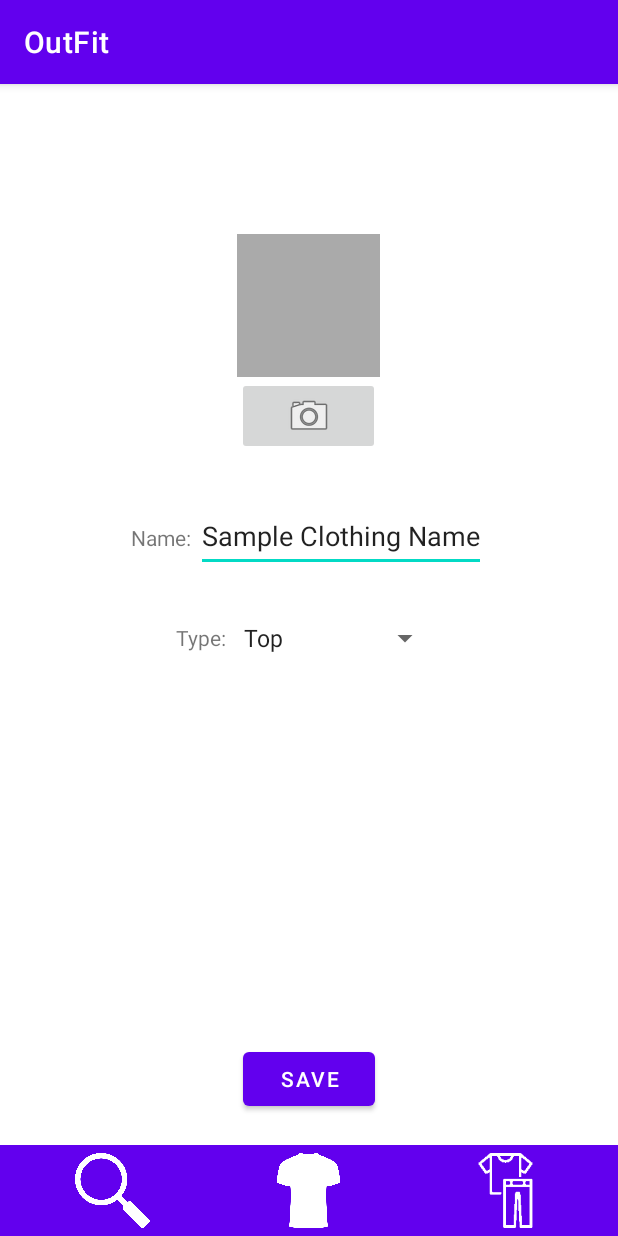
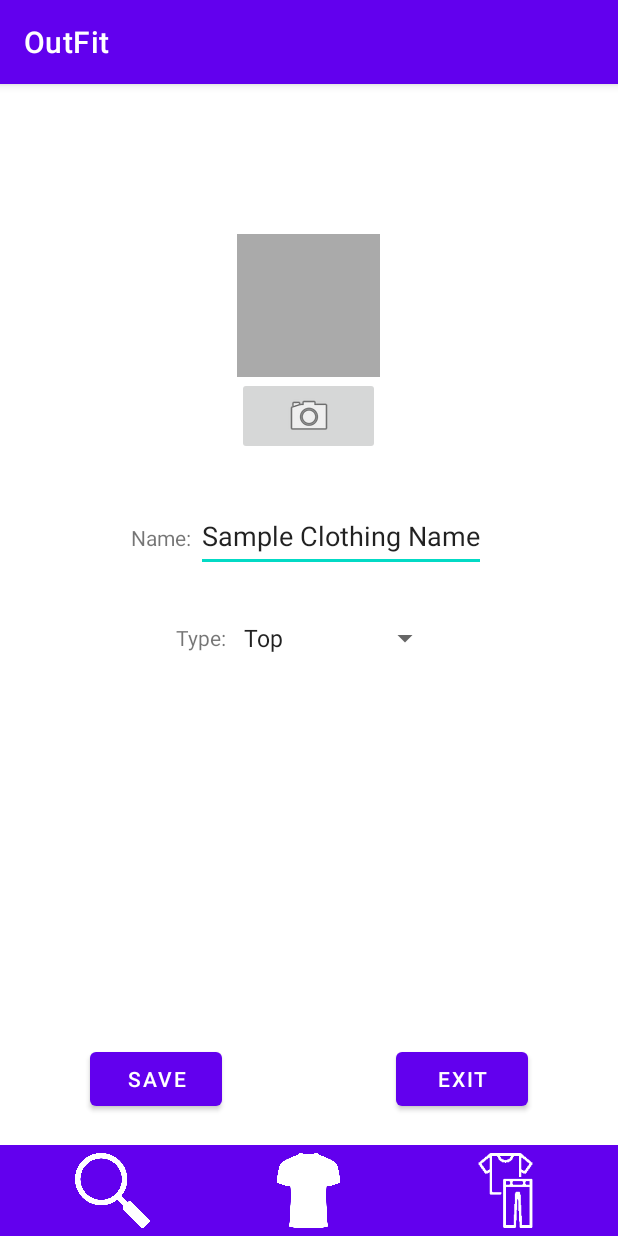
Before and after one commit to 19kmunz/OutFit, an Android app: the fragment NewClothingFragment shown on its own in the app's theme, on a phone screen of 412 x 824 dp. Run offline under Robolectric (Android 15) with nearby library versions, the phone set to English and light mode, and no system bars; our stand-ins replace Room's generated code; 1 statement that could not run was skipped.

Commit message:
Navigate Fragment Between New Clothing Item and Closet

```diff
--- a/app/src/main/java/edu/wpi/ceflanagan_kjmunz/outfit/NewClothingFragment.kt
+++ b/app/src/main/java/edu/wpi/ceflanagan_kjmunz/outfit/NewClothingFragment.kt
@@ -1,5 +1,6 @@
 package edu.wpi.ceflanagan_kjmunz.outfit
 
+import android.content.Context
 import android.os.Bundle
 import android.text.Editable
 import android.text.TextWatcher
@@ -15,6 +16,11 @@ import java.util.*
 private const val TAG = "NewClothingFragment"
 
 class NewClothingFragment : Fragment() {
+    interface Callbacks {
+        fun onExit()
+    }
+
+    private var callbacks: Callbacks? = null
 
     private var assumeInitInDb = false
 
@@ -25,11 +31,18 @@ class NewClothingFragment : Fragment() {
     private lateinit var NameEditText: EditText
     private lateinit var TypeSpinner: Spinner
     private lateinit var SaveButton: Button
+    private lateinit var ExitButton: Button
     // private lateinit var photoImageView: ImageView
     // private lateinit var cameraButton: ImageButton
 
     private val clothingViewModel: ClothingViewModel by lazy {
         ViewModelProvider(this).get(ClothingViewModel::class.java)
+    }
+
+    override fun onAttach(context: Context) {
+        Log.d(TAG, "onAttach() called")
+        super.onAttach(context)
+        callbacks = context as Callbacks?
     }
 
     override fun onCreate(savedInstanceState: Bundle?) {
@@ -46,6 +59,7 @@ class NewClothingFragment : Fragment() {
         NameEditText = view.findViewById(R.id.name_input) as EditText
         TypeSpinner = view.findViewById(R.id.type_input) as Spinner
         SaveButton = view.findViewById(R.id.save) as Button
+        ExitButton = view.findViewById(R.id.exit) as Button
         // Create an ArrayAdapter using the string array and a default spinner layout
 
         SaveButton.setOnClickListener { view: View ->
@@ -58,6 +72,10 @@ class NewClothingFragment : Fragment() {
                 clothingViewModel.loadClothing(clothing.id);
                 assumeInitInDb = true;
             }
+        }
+
+        ExitButton.setOnClickListener{
+            callbacks?.onExit()
         }
 
         ArrayAdapter.createFromResource(
@@ -114,4 +132,10 @@ class NewClothingFragment : Fragment() {
             }
         })
     }
+
+    override fun onDetach() {
+        Log.d(TAG, "onDetach() called")
+        super.onDetach()
+        callbacks = null
+    }
 }
--- a/app/src/main/res/layout/fragment_new_clothing.xml
+++ b/app/src/main/res/layout/fragment_new_clothing.xml
@@ -86,11 +86,21 @@
         android:layout_width="wrap_content"
         android:layout_height="wrap_content"
         android:layout_above="@id/layout_banner"
-        android:layout_centerHorizontal="true"
-        android:layout_marginStart="20dp"
+        android:layout_marginStart="60dp"
         android:layout_marginEnd="20dp"
         android:layout_marginBottom="20dp"
-        android:text="@string/save" />
+        android:text="@string/save"
+        android:layout_alignParentLeft="true" />
+    <Button
+        android:id="@+id/exit"
+        android:layout_width="wrap_content"
+        android:layout_height="wrap_content"
+        android:layout_above="@id/layout_banner"
+        android:layout_marginStart="20dp"
+        android:layout_marginEnd="60dp"
+        android:layout_marginBottom="20dp"
+        android:text="@string/exit"
+        android:layout_alignParentRight="true"/>
 
     <include
         android:id="@+id/layout_banner"
--- a/app/src/main/res/values/strings.xml
+++ b/app/src/main/res/values/strings.xml
@@ -6,6 +6,7 @@
     <string name="accessories">Accessories</string>
     <string name="add_clothing">add clothing</string>
     <string name="save">Save</string>
+    <string name="exit">Exit</string>
     <string-array name="types">
         <item>Top</item>
         <item>Bottom</item>
```
Also changed, not shown: app/src/main/java/edu/wpi/ceflanagan_kjmunz/outfit/ClosetFragment.kt (+29 -1 lines), app/src/main/java/edu/wpi/ceflanagan_kjmunz/outfit/MainActivity.kt (+19 -1 lines).
